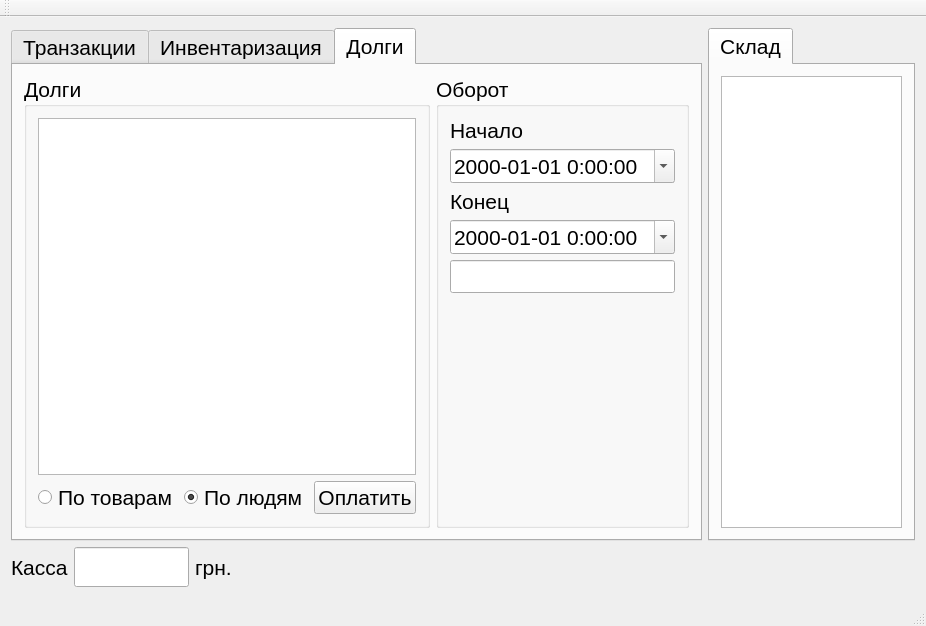
This is bar/bar.ui in SergMaruda/bar as Qt 5 draws it before an edit. The edited form follows.
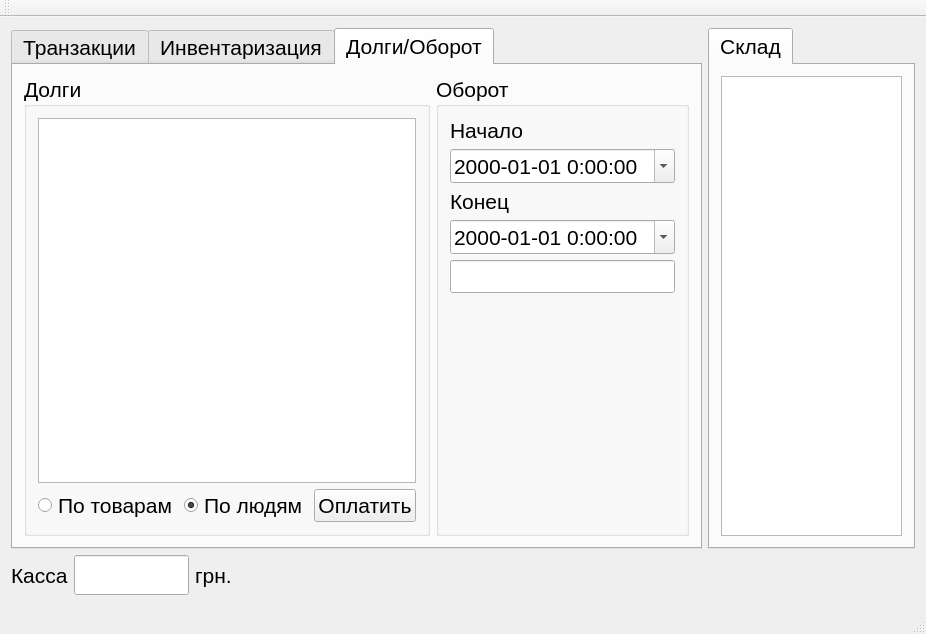
This is the edited form. Icons and pictures are not drawn. Custom widgets are drawn as their Qt base class.

Diff of the .ui file:
```diff
--- a/bar/bar.ui
+++ b/bar/bar.ui
@@ -7,7 +7,7 @@
     <x>0</x>
     <y>0</y>
     <width>926</width>
-    <height>626</height>
+    <height>634</height>
    </rect>
   </property>
   <property name="font">
@@ -783,7 +783,7 @@
       </widget>
       <widget class="QWidget" name="tab_5">
        <attribute name="title">
-        <string>Долги</string>
+        <string>Долги/Оборот</string>
        </attribute>
        <layout class="QHBoxLayout" name="horizontalLayout_6">
         <item>
@@ -915,6 +915,9 @@
         <pointsize>16</pointsize>
        </font>
       </property>
+      <property name="styleSheet">
+       <string notr="true">font: 16pt &quot;MS Shell Dlg 2&quot;;</string>
+      </property>
       <property name="currentIndex">
        <number>0</number>
       </property>
@@ -939,7 +942,11 @@
           </property>
           <property name="font">
            <font>
-            <pointsize>20</pointsize>
+            <family>MS Shell Dlg 2</family>
+            <pointsize>16</pointsize>
+            <weight>50</weight>
+            <italic>false</italic>
+            <bold>false</bold>
            </font>
           </property>
           <property name="mouseTracking">
```
Left out of the diff: 56 changed lines with no effect on the pictures.
